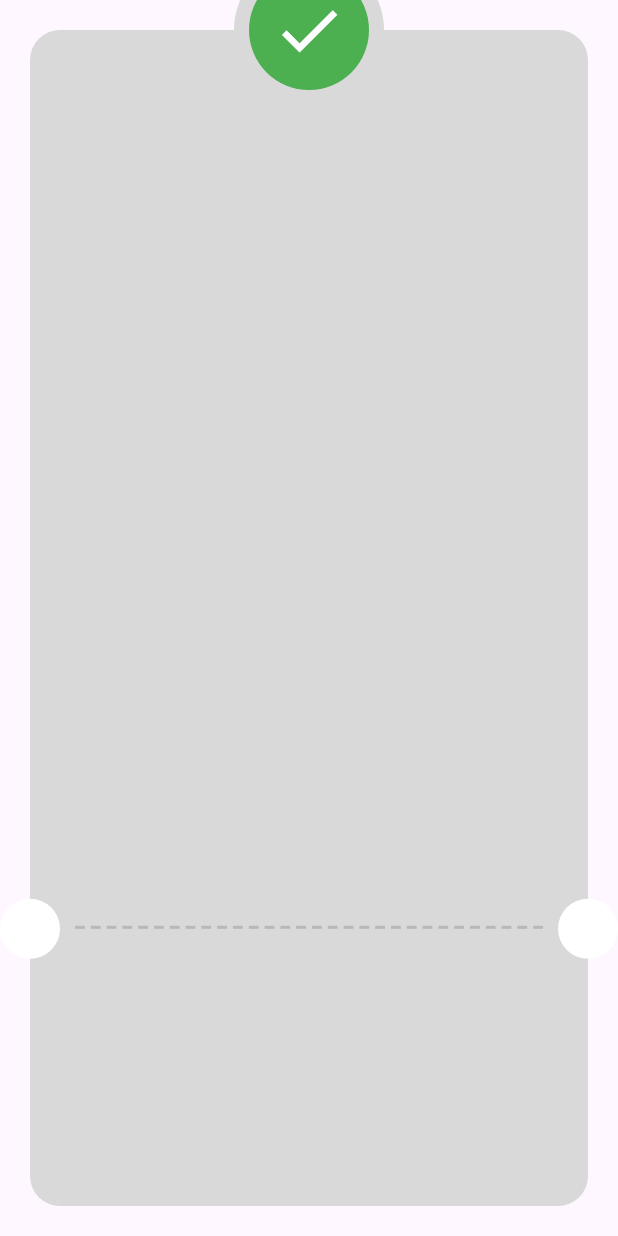
After one commit to mohamdelbehairy/checkout-payment-app, a Flutter app: the ThankYouView screen opened directly, on a phone screen of 412 x 824 dp. The commit adds this screen. Run offline on Flutter 3.47's test engine with Material 3 defaults, Android fonts, the phone set to English and light mode, and no system bars; our stand-ins replace flutter_credit_card, flutter_svg.

Commit message:
refactor code

```diff
--- /dev/null
+++ b/lib/features/checkout/presentation/widgets/custom_check_icon.dart
@@ -0,0 +1,18 @@
+import 'package:flutter/material.dart';
+
+class CustomCheckIcon extends StatelessWidget {
+  const CustomCheckIcon({super.key});
+
+  @override
+  Widget build(BuildContext context) {
+    return const CircleAvatar(
+      radius: 50,
+      backgroundColor: Color(0xffD9D9D9),
+      child: CircleAvatar(
+        radius: 40,
+        backgroundColor: Colors.green,
+        child: Icon(Icons.check, color: Colors.white, size: 50),
+      ),
+    );
+  }
+}
--- /dev/null
+++ b/lib/features/checkout/presentation/widgets/custom_dashed_line.dart
@@ -0,0 +1,20 @@
+import 'package:flutter/material.dart';
+
+class CustoDashedLine extends StatelessWidget {
+  const CustoDashedLine({super.key});
+
+  @override
+  Widget build(BuildContext context) {
+    return Row(
+      children: List.generate(
+          30,
+          (index) => Expanded(
+                child: Container(
+                  height: 2,
+                  margin: const EdgeInsets.symmetric(horizontal: 2),
+                  color: const Color(0xffB8B8B8),
+                ),
+              )),
+    );
+  }
+}
--- /dev/null
+++ b/lib/features/checkout/presentation/widgets/thank_you_card.dart
@@ -0,0 +1,13 @@
+import 'package:flutter/material.dart';
+
+class ThankYouCard extends StatelessWidget {
+  const ThankYouCard({super.key});
+
+  @override
+  Widget build(BuildContext context) {
+    return Container(
+        decoration: BoxDecoration(
+            color: const Color(0xffD9D9D9),
+            borderRadius: BorderRadius.circular(20)));
+  }
+}
--- a/lib/features/checkout/presentation/widgets/thank_you_view_body.dart
+++ b/lib/features/checkout/presentation/widgets/thank_you_view_body.dart
@@ -1,4 +1,8 @@
 import 'package:flutter/material.dart';
+
+import 'custom_check_icon.dart';
+import 'custom_dashed_line.dart';
+import 'thank_you_card.dart';
 
 class ThankYouViewBody extends StatelessWidget {
   const ThankYouViewBody({super.key});
@@ -10,26 +14,12 @@ class ThankYouViewBody extends StatelessWidget {
       child: Stack(
         clipBehavior: Clip.none,
         children: [
-          Container(
-              decoration: BoxDecoration(
-                  color: const Color(0xffD9D9D9),
-                  borderRadius: BorderRadius.circular(20))),
+          const ThankYouCard(),
           Positioned(
-            bottom: MediaQuery.sizeOf(context).height * .2 + 20,
-            right: 20 + 8,
-            left: 20 + 8,
-            child: Row(
-              children: List.generate(
-                  30,
-                  (index) => Expanded(
-                        child: Container(
-                          height: 2,
-                          margin: const EdgeInsets.symmetric(horizontal: 2),
-                          color: const Color(0xffB8B8B8),
-                        ),
-                      )),
-            ),
-          ),
+              bottom: MediaQuery.sizeOf(context).height * .2 + 20,
+              right: 20 + 8,
+              left: 20 + 8,
+              child: const CustoDashedLine()),
           Positioned(
               left: -20,
               bottom: MediaQuery.sizeOf(context).height * .2,
@@ -39,19 +29,7 @@ class ThankYouViewBody extends StatelessWidget {
               bottom: MediaQuery.sizeOf(context).height * .2,
               child: const CircleAvatar(backgroundColor: Colors.white)),
           const Positioned(
-            top: -50,
-            left: 0.0,
-            right: 0.0,
-            child: CircleAvatar(
-              radius: 50,
-              backgroundColor: Color(0xffD9D9D9),
-              child: CircleAvatar(
-                radius: 40,
-                backgroundColor: Colors.green,
-                child: Icon(Icons.check, color: Colors.white, size: 50),
-              ),
-            ),
-          )
+              top: -50, left: 0.0, right: 0.0, child: CustomCheckIcon())
         ],
       ),
     );
```
